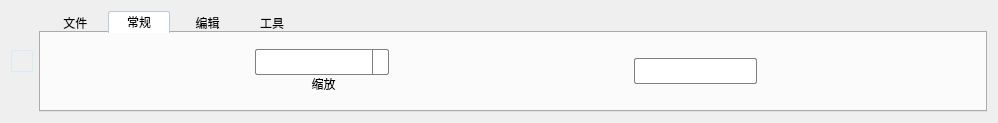
Old version of the form Src_MenuBar/CMenuBar.ui in the repository xiaomniu/SxResidualView.
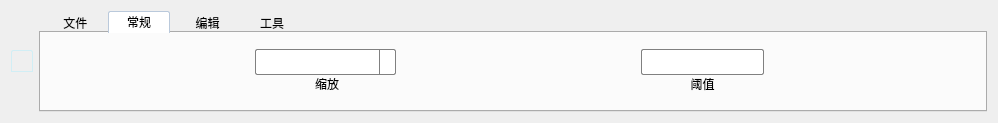
New version of the form. Icons and pictures are not drawn. Custom widgets are drawn as their Qt base class.

The edit to the form file:
```diff
--- a/Src_MenuBar/CMenuBar.ui
+++ b/Src_MenuBar/CMenuBar.ui
@@ -628,6 +628,24 @@
           </widget>
          </item>
          <item>
+          <layout class="QVBoxLayout" name="verticalLayout_5">
+           <property name="spacing">
+            <number>0</number>
+           </property>
+           <item>
+            <spacer name="verticalSpacer_5">
+             <property name="orientation">
+              <enum>Qt::Vertical</enum>
+             </property>
+             <property name="sizeHint" stdset="0">
+              <size>
+               <width>20</width>
+               <height>40</height>
+              </size>
+             </property>
+            </spacer>
+           </item>
+           <item>
           <widget class="QLineEdit" name="lineEdit_Residual_Threshold">
            <property name="maximumSize">
             <size>
@@ -681,13 +699,47 @@
           </widget>
          </item>
          <item>
+            <widget class="QLabel" name="label_Residual_Threshold">
+             <property name="styleSheet">
+              <string notr="true"/>
+             </property>
+             <property name="frameShape">
+              <enum>QFrame::NoFrame</enum>
+             </property>
+             <property name="lineWidth">
+              <number>0</number>
+             </property>
+             <property name="text">
+              <string>阈值</string>
+             </property>
+             <property name="alignment">
+              <set>Qt::AlignCenter</set>
+             </property>
+            </widget>
+           </item>
+           <item>
+            <spacer name="verticalSpacer_6">
+             <property name="orientation">
+              <enum>Qt::Vertical</enum>
+             </property>
+             <property name="sizeHint" stdset="0">
+              <size>
+               <width>20</width>
+               <height>40</height>
+              </size>
+             </property>
+            </spacer>
+           </item>
+          </layout>
+         </item>
+         <item>
           <spacer name="horizontalSpacer">
            <property name="orientation">
             <enum>Qt::Horizontal</enum>
            </property>
            <property name="sizeHint" stdset="0">
             <size>
-             <width>233</width>
+             <width>40</width>
              <height>20</height>
             </size>
            </property>
```
Left out of the diff: 2 changed lines with no effect on the pictures. Lines whose indentation alone changed are shown as unchanged.
